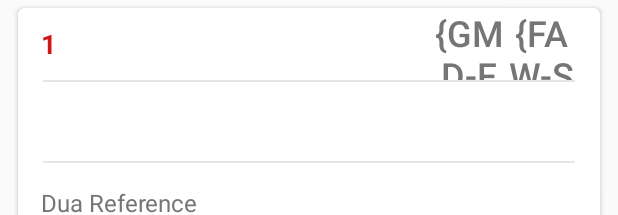
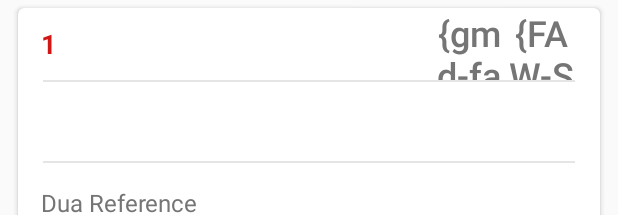
Before and after one commit to khalid-hussain/HisnulMuslim, an Android app: the layout dua_detail_item_card.xml on its own in the app's theme, with its tools: preview values and no code run, on a phone screen of 412 x 824 dp. Shown: the top 215 px of the screen. Run offline under Robolectric (Android 15) with nearby library versions, the phone set to English and light mode, and no system bars; plain views replace IconicsButton, IconicsTextView; network calls fail.

Commit message:
Finalized with Iconics. Pending Bookmark implementation

```diff
--- a/app/build.gradle
+++ b/app/build.gradle
@@ -34,5 +34,4 @@ dependencies {
     compile 'com.vanniktech:vntnumberpickerpreference:0.1.1-SNAPSHOT'
     compile 'com.vanniktech:vntfontlistpreference:0.1.1-SNAPSHOT'
     compile 'me.grantland:autofittextview:0.2.+'
-
 }
--- a/app/src/main/res/layout/dua_detail_item_card.xml
+++ b/app/src/main/res/layout/dua_detail_item_card.xml
@@ -41,6 +41,16 @@
                     android:textSize="18sp"
                     android:textStyle="bold" />
 
+                <!--com.mikepenz.iconics.view.IconicsTextView
+                    android:layout_width="wrap_content"
+                    android:layout_height="match_parent"
+                    android:gravity="center"
+                    android:layout_toLeftOf="@+id/button_share"
+                    android:text="{gmd-favorite-border}  {faw-adjust}  {faw-share-alt}"
+                    android:textAllCaps="false"
+                    android:textColor="@color/primary_dark_material_light"
+                    android:textSize="16sp" /-->
+
                 <com.mikepenz.iconics.view.IconicsButton
                     android:id="@+id/button_share"
                     android:layout_width="48dp"
@@ -49,6 +59,7 @@
                     android:layout_toLeftOf="@+id/button_star"
                     android:background="?attr/selectableItemBackgroundBorderless"
                     android:text="{gmd-favorite-outline}"
+                    android:textAllCaps="false"
                     android:textColor="@color/primary_dark_material_light"
                     android:textSize="24sp" />
 
```
